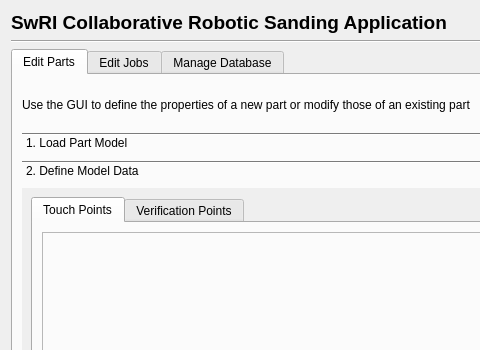
Before: the Qt Designer form crs_gui/ui/crs_application.ui in mpowelson/collaborative-robotic-sanding, drawn with Qt 5; both pictures show x 0 to 480 and y 0 to 350 of the 754 by 1102 pixel window.
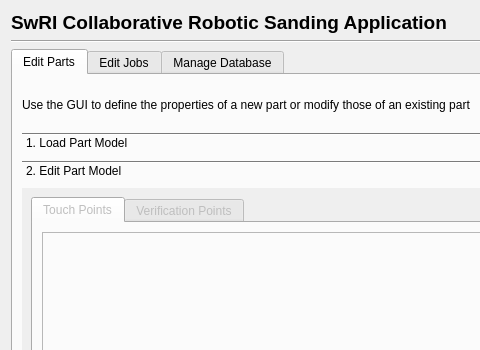
After: the same form once the commit is applied. The open tabs and pages were chosen to show the change.

Commit message: Disable unused gui pages

What changed in the file:
```diff
--- a/crs_gui/ui/crs_application.ui
+++ b/crs_gui/ui/crs_application.ui
@@ -61,6 +61,9 @@
        </item>
        <item>
         <widget class="QToolBox" name="tool_box_model_editor">
+         <property name="enabled">
+          <bool>true</bool>
+         </property>
          <property name="currentIndex">
           <number>0</number>
          </property>
@@ -177,6 +180,9 @@
           </layout>
          </widget>
          <widget class="QWidget" name="page_define_model">
+          <property name="enabled">
+           <bool>false</bool>
+          </property>
           <property name="geometry">
            <rect>
             <x>0</x>
@@ -186,7 +192,7 @@
            </rect>
           </property>
           <attribute name="label">
-           <string>2. Define Model Data</string>
+           <string>2. Edit Part Model</string>
           </attribute>
           <layout class="QVBoxLayout" name="verticalLayout_6">
            <item>
```
Left out of the diff: 3 changed lines with no effect on the pictures.
